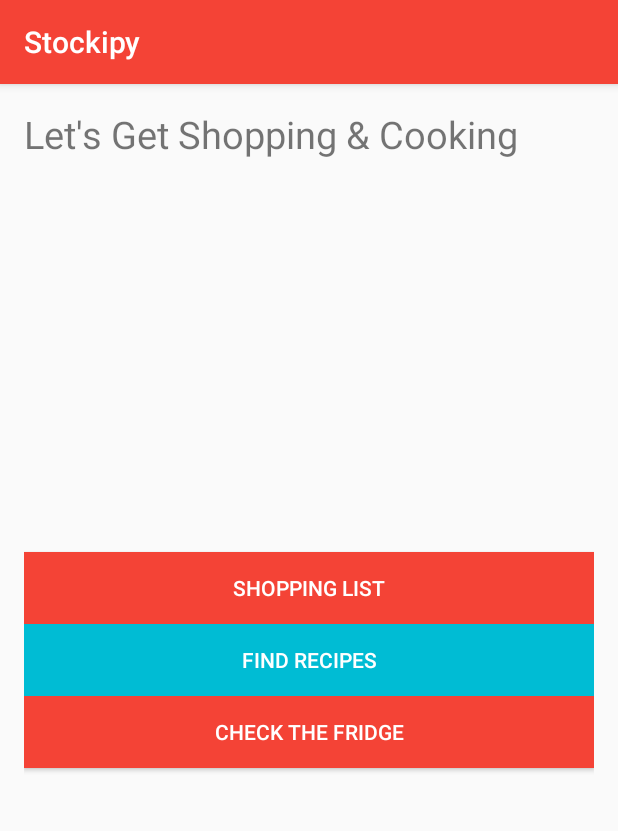
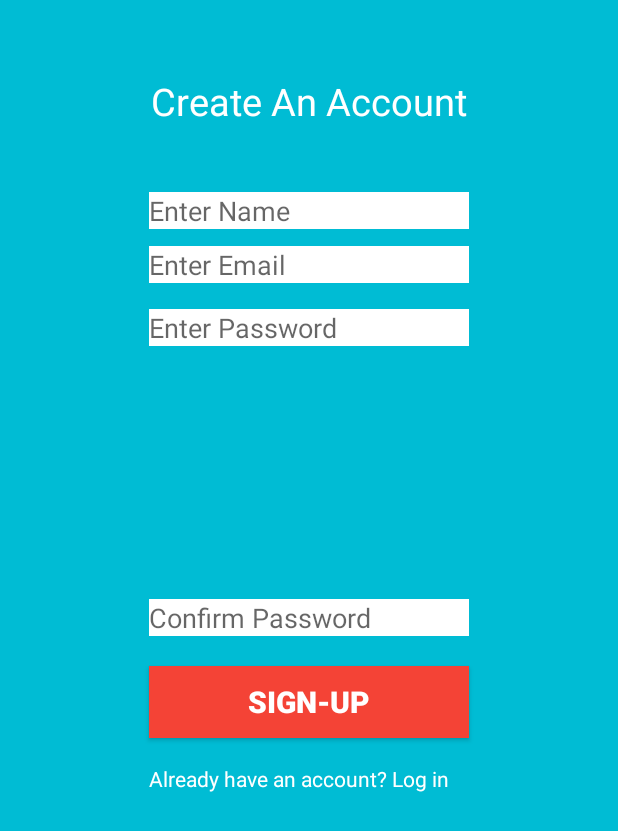
Before and after one commit to andrewfishersb/Stockipy-Android-App, an Android app: the screen it shows after launch (MainActivity before the commit, CreateAccountActivity after it), on a phone screen of 412 x 824 dp. Shown: the top 831 px of the screen. Run offline under Robolectric (Android 15) with nearby library versions, the phone set to English and light mode, and no system bars.

Commit message:
design create an account page

```diff
--- a/app/src/main/AndroidManifest.xml
+++ b/app/src/main/AndroidManifest.xml
@@ -11,11 +11,7 @@
         android:supportsRtl="true"
         android:theme="@style/AppTheme">
         <activity android:name=".ui.MainActivity">
-            <intent-filter>
-                <action android:name="android.intent.action.MAIN"/>
 
-                <category android:name="android.intent.category.LAUNCHER"/>
-            </intent-filter>
         </activity>
         <activity
             android:name=".ui.kitchen.KitchenActivity"
@@ -70,7 +66,11 @@
         <activity android:name=".ui.authentication.CreateAccountActivity"
                   android:theme="@style/Theme.AppCompat.Light.NoActionBar">
 
+            <intent-filter>
+                <action android:name="android.intent.action.MAIN"/>
 
+                <category android:name="android.intent.category.LAUNCHER"/>
+            </intent-filter>
 
         </activity>
     </application>
--- a/app/src/main/java/fisher/andrew/stockipy/ui/authentication/CreateAccountActivity.java
+++ b/app/src/main/java/fisher/andrew/stockipy/ui/authentication/CreateAccountActivity.java
@@ -1,12 +1,15 @@
 package fisher.andrew.stockipy.ui.authentication;
 
+import android.os.Bundle;
 import android.support.v7.app.AppCompatActivity;
+
+import fisher.andrew.stockipy.R;
 
 public class CreateAccountActivity extends AppCompatActivity {
 
-//    @Override
-//    protected void onCreate(Bundle savedInstanceState) {
-//        super.onCreate(savedInstanceState);
-//        setContentView(R.layout.activity_create_account);
-//    }
+    @Override
+    protected void onCreate(Bundle savedInstanceState) {
+        super.onCreate(savedInstanceState);
+        setContentView(R.layout.activity_create_account);
+    }
 }
--- a/app/src/main/res/layout/activity_create_account.xml
+++ b/app/src/main/res/layout/activity_create_account.xml
@@ -9,7 +9,98 @@
     android:paddingLeft="@dimen/activity_horizontal_margin"
     android:paddingRight="@dimen/activity_horizontal_margin"
     android:paddingTop="@dimen/activity_vertical_margin"
-    tools:context="fisher.andrew.stockipy.ui.authentication.CreateAccountActivity">
+    tools:context="fisher.andrew.stockipy.ui.authentication.CreateAccountActivity"
+    android:background="@color/colorAccent">
 
 
+    <EditText
+        android:layout_width="wrap_content"
+        android:layout_height="wrap_content"
+        android:inputType="textEmailAddress"
+        android:ems="10"
+        android:layout_alignParentTop="true"
+        android:layout_centerHorizontal="true"
+        android:layout_marginTop="148dp"
+        android:id="@+id/enterEmailEditText"
+        android:background="@color/colorTextIcons"
+        android:hint="Enter Email"/>
+
+    <EditText
+        android:layout_width="wrap_content"
+        android:layout_height="wrap_content"
+        android:inputType="textPersonName"
+        android:ems="10"
+        android:layout_alignBottom="@+id/enterEmailEditText"
+        android:layout_alignRight="@+id/enterEmailEditText"
+        android:layout_alignEnd="@+id/enterEmailEditText"
+        android:layout_marginBottom="36dp"
+        android:id="@+id/enterNameEditText"
+        android:background="@color/colorTextIcons"
+        android:password="false"
+        android:hint="Enter Name"/>
+
+    <EditText
+        android:layout_width="wrap_content"
+        android:layout_height="wrap_content"
+        android:inputType="textPassword"
+        android:ems="10"
+        android:layout_marginTop="17dp"
+        android:id="@+id/enterPasswordEditText"
+        android:hint="Enter Password"
+        android:background="@color/colorTextIcons"
+        android:layout_below="@+id/enterEmailEditText"
+        android:layout_alignLeft="@+id/enterEmailEditText"
+        android:layout_alignStart="@+id/enterEmailEditText"/>
+
+    <EditText
+        android:layout_width="wrap_content"
+        android:layout_height="wrap_content"
+        android:inputType="textPassword"
+        android:ems="10"
+        android:id="@+id/confirmPasswordEditText"
+        android:background="@color/colorTextIcons"
+        android:hint="Confirm Password"
+        android:layout_centerVertical="true"
+        android:layout_alignLeft="@+id/enterPasswordEditText"
+        android:layout_alignStart="@+id/enterPasswordEditText"/>
+
+    <Button
+        android:text="Sign-Up"
+        android:layout_width="wrap_content"
+        android:layout_height="wrap_content"
+        android:layout_marginTop="20dp"
+        android:id="@+id/createAccountButton"
+        android:layout_below="@+id/confirmPasswordEditText"
+        android:layout_alignRight="@+id/confirmPasswordEditText"
+        android:layout_alignEnd="@+id/confirmPasswordEditText"
+        android:layout_alignLeft="@+id/confirmPasswordEditText"
+        android:layout_alignStart="@+id/confirmPasswordEditText"
+        android:background="@color/colorPrimary"
+        android:textColor="@color/colorTextIcons"
+        android:textStyle="bold"
+        android:textSize="20sp"
+        android:elevation="5dp"/>
+
+    <TextView
+        android:text="Already have an account? Log in"
+        android:layout_width="wrap_content"
+        android:layout_height="wrap_content"
+        android:layout_below="@+id/createAccountButton"
+        android:layout_alignLeft="@+id/createAccountButton"
+        android:layout_alignStart="@+id/createAccountButton"
+        android:layout_marginTop="17dp"
+        android:id="@+id/loginTextView"
+        android:textColor="@color/colorTextIcons"/>
+
+    <TextView
+        android:text="Create An Account"
+        android:layout_width="wrap_content"
+        android:layout_height="wrap_content"
+        android:layout_alignParentTop="true"
+        android:layout_centerHorizontal="true"
+        android:layout_marginTop="34dp"
+        android:id="@+id/textView3"
+        android:elevation="0dp"
+        android:textColor="@color/colorTextIcons"
+        android:textSize="25sp"/>
 </RelativeLayout>
```
